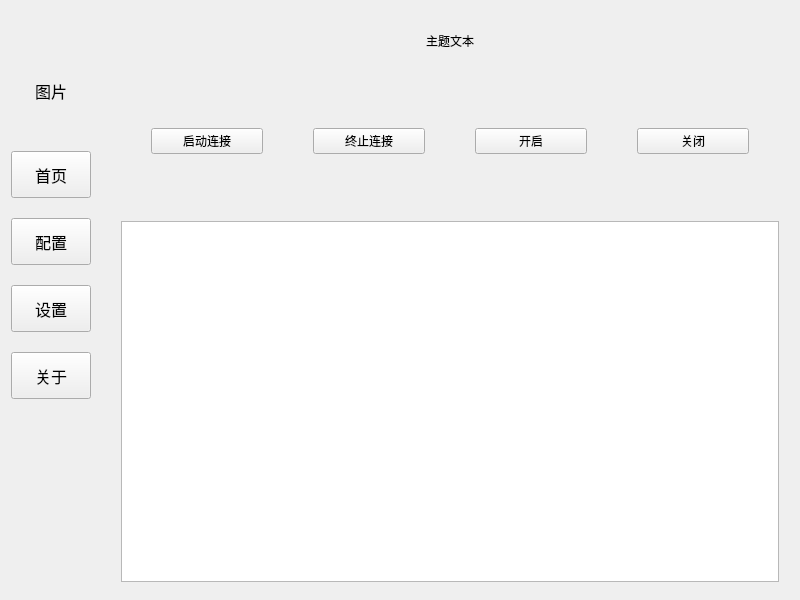
CrimsonSeraph/DG-LAB-Client, file include/DGLABClient.ui: the form before one commit.
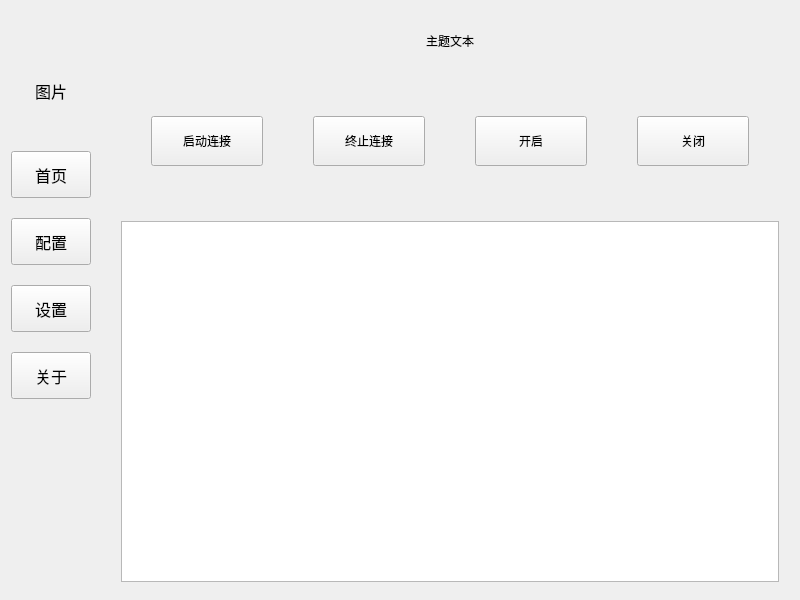
The form after the commit. The open tabs and pages were chosen to show the change.

What changed in the file:
```diff
--- a/include/DGLABClient.ui
+++ b/include/DGLABClient.ui
@@ -202,16 +202,22 @@
             <number>50</number>
            </property>
            <property name="topMargin">
-            <number>0</number>
+            <number>25</number>
            </property>
            <property name="rightMargin">
             <number>50</number>
            </property>
            <property name="bottomMargin">
-            <number>0</number>
+            <number>25</number>
            </property>
            <item>
             <widget class="QPushButton" name="start_connect_btn">
+             <property name="sizePolicy">
+              <sizepolicy hsizetype="Minimum" vsizetype="Minimum">
+               <horstretch>0</horstretch>
+               <verstretch>0</verstretch>
+              </sizepolicy>
+             </property>
              <property name="text">
               <string>启动连接</string>
              </property>
@@ -219,6 +225,12 @@
            </item>
            <item>
             <widget class="QPushButton" name="close_connect_btn">
+             <property name="sizePolicy">
+              <sizepolicy hsizetype="Minimum" vsizetype="Minimum">
+               <horstretch>0</horstretch>
+               <verstretch>0</verstretch>
+              </sizepolicy>
+             </property>
              <property name="text">
               <string>终止连接</string>
              </property>
@@ -226,6 +238,12 @@
            </item>
            <item>
             <widget class="QPushButton" name="start_btn">
+             <property name="sizePolicy">
+              <sizepolicy hsizetype="Minimum" vsizetype="Minimum">
+               <horstretch>0</horstretch>
+               <verstretch>0</verstretch>
+              </sizepolicy>
+             </property>
              <property name="text">
               <string>开启</string>
              </property>
@@ -233,6 +251,12 @@
            </item>
            <item>
             <widget class="QPushButton" name="close_btn">
+             <property name="sizePolicy">
+              <sizepolicy hsizetype="Minimum" vsizetype="Minimum">
+               <horstretch>0</horstretch>
+               <verstretch>0</verstretch>
+              </sizepolicy>
+             </property>
              <property name="text">
               <string>关闭</string>
              </property>
```
